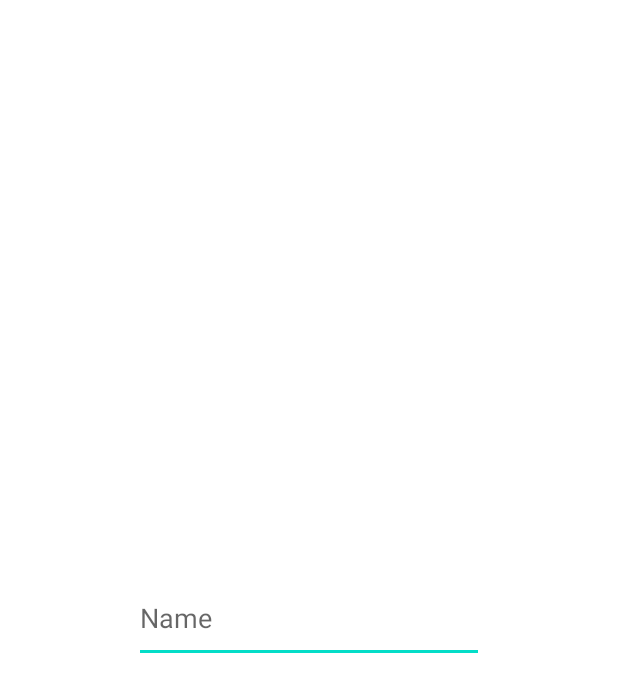
After one commit to anchals27/DemoApp-FileDescriptor, an Android app: the layout name_taker_dialog.xml on its own in the app's theme, with its tools: preview values and no code run, on a phone screen of 412 x 824 dp. The commit adds this screen. Shown: the top 692 px of the screen. Run offline under Robolectric (Android 15) with nearby library versions, the phone set to English and light mode, and no system bars.

Commit message:
Implemented: Folder and file creation functionality Bug fixed: File names with ':' and ';'

```diff
--- a/app/src/main/java/com/example/filedescripter/Services/DirectoryParser.kt
+++ b/app/src/main/java/com/example/filedescripter/Services/DirectoryParser.kt
@@ -27,6 +27,8 @@ class DirectoryParser {
         }
 
         private fun insertFileInfoToDB(it: File, size: Long) {
+            if (it.name.contains(':') || it.name.contains(';'))
+                return
             val data = MyDataClass(it.name,
                 it.absolutePath.hashCode().toString(),
                 it.parent?.plus("/") ?: DEFAULT_PATH,
--- /dev/null
+++ b/app/src/main/res/drawable/baseline_add_24.xml
@@ -0,0 +1,5 @@
+<vector android:height="24dp" android:tint="#000000"
+    android:viewportHeight="24" android:viewportWidth="24"
+    android:width="24dp" xmlns:android="http://schemas.android.com/apk/res/android">
+    <path android:fillColor="@android:color/white" android:pathData="M19,13h-6v6h-2v-6H5v-2h6V5h2v6h6v2z"/>
+</vector>
--- /dev/null
+++ b/app/src/main/res/layout/name_taker_dialog.xml
@@ -0,0 +1,18 @@
+<?xml version="1.0" encoding="utf-8"?>
+<androidx.constraintlayout.widget.ConstraintLayout xmlns:android="http://schemas.android.com/apk/res/android"
+    xmlns:tools="http://schemas.android.com/tools"
+    android:layout_width="match_parent"
+    android:layout_height="match_parent"
+    xmlns:app="http://schemas.android.com/apk/res-auto">
+
+    <EditText
+        android:id="@+id/edit_text_dialog"
+        android:layout_width="233dp"
+        android:layout_height="60dp"
+        android:hint="Name"
+        app:layout_constraintBottom_toBottomOf="parent"
+        app:layout_constraintEnd_toEndOf="parent"
+        app:layout_constraintStart_toStartOf="parent"
+        app:layout_constraintTop_toTopOf="parent" />
+
+</androidx.constraintlayout.widget.ConstraintLayout>
```
Also changed, not shown: app/src/main/java/com/example/filedescripter/Fragments/CreationDialog.kt (added, +73 -0 lines), app/src/main/java/com/example/filedescripter/MainActivity.kt (+20 -4 lines), app/src/main/res/layout/activity_main.xml (+8 -0 lines).
